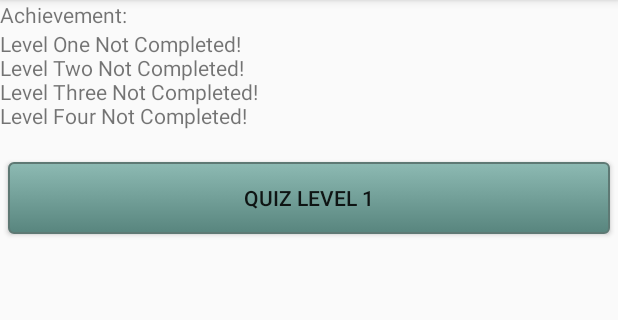
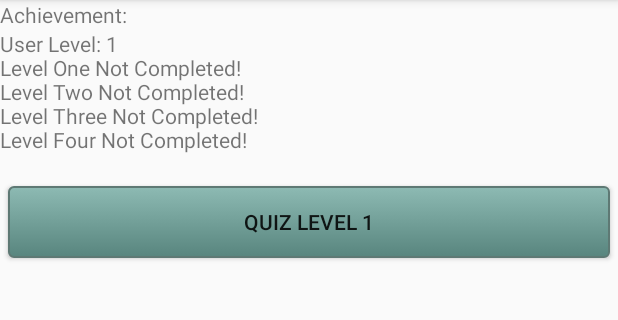
Before and after one commit to zhongxian93/KotlinTutorialLearn, an Android app: the fragment QuizNavigationFragment shown on its own in the app's theme, on a phone screen of 412 x 824 dp, the part 84-404 px from its top. Run offline under Robolectric (Android 15) with nearby library versions, the phone set to English and light mode, and no system bars.

```diff
--- a/app/src/main/java/com/example/zhongxian/kotlintutoriallearn/QuizLevel1.kt
+++ b/app/src/main/java/com/example/zhongxian/kotlintutoriallearn/QuizLevel1.kt
@@ -77,11 +77,11 @@ class QuizLevel1 : AppCompatActivity() {
 
             if(counterMarks>1){
                 sharedPreferences = getSharedPreferences(myPrefences, Context.MODE_PRIVATE)
-                var currentLevel = sharedPreferences.getInt("currentLevel",1)
+                var userLevel = sharedPreferences.getInt("currentLevel",1)
                 var quizCompletedBefore = sharedPreferences.getBoolean("LEVELONE", false)
                 if (quizCompletedBefore != true) {
                     Toast.makeText(applicationContext,"Level completed before? " + quizCompletedBefore, Toast.LENGTH_SHORT).show()
-                    currentLevel = currentLevel + 1
+                    userLevel = userLevel + 1
                 }
 
                 val editor = sharedPreferences.edit()
--- a/app/src/main/java/com/example/zhongxian/kotlintutoriallearn/QuizNavigationFragment.kt
+++ b/app/src/main/java/com/example/zhongxian/kotlintutoriallearn/QuizNavigationFragment.kt
@@ -11,6 +11,7 @@ import android.view.View
 import android.view.ViewGroup
 import android.widget.Button
 import android.widget.TextView
+import android.widget.Toast
 import kotlinx.android.synthetic.main.activity_quiz_navigation.*
 
 
@@ -36,6 +37,7 @@ class QuizNavigationFragment : Fragment() {
     private var LEVELTWO = "Level Two"
     private var LEVELTHREE = "Level Three"
     private var LEVELFOUR = "Level Four"
+    private var currentLevel = 1
     var acheiveString = ""
     lateinit var v : View
     override fun onCreateView(inflater: LayoutInflater, container: ViewGroup?,
@@ -95,7 +97,10 @@ class QuizNavigationFragment : Fragment() {
 
         var btn9 = v.findViewById<Button>(R.id.Btn9)
         btn9.visibility= View.VISIBLE;
-
+        var userLevel = sharedPreferences.getInt("currentLevel",1)
+        Toast.makeText(getActivity(),"Current LEvel: " + userLevel,
+                Toast.LENGTH_SHORT).show()
+        acheiveString += "User Level: " + userLevel + " \n"
         if(sharedPreferences.getBoolean(LEVELONE, false).equals(true)){
             acheiveString+= LEVELONE + " Completed!\n"
         }
```
Also changed, not shown: app/src/main/java/com/example/zhongxian/kotlintutoriallearn/QuizLevel1Fragment.kt (+38 -4 lines).
